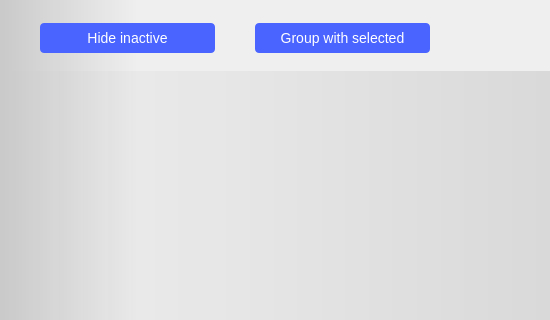
The window that ui/pattern_generator.ui (analogdevicesinc/scopy) describes before a commit, drawn with Qt 5; both pictures show x 0 to 550 and y 0 to 320 of the 1377 by 721 pixel window.
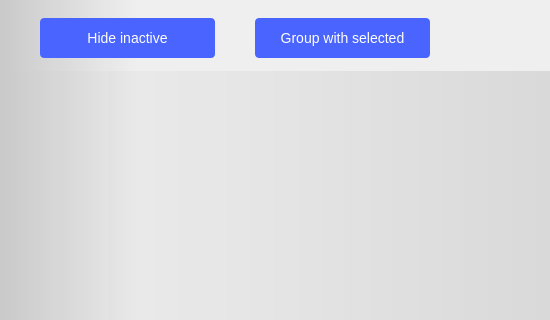
The same window after the commit. Icons and pictures are not drawn. Custom widgets are drawn as their Qt base class.

Commit message: PatternGenerator: adjust the size of the top left buttons

What changed in the file:
```diff
--- a/ui/pattern_generator.ui
+++ b/ui/pattern_generator.ui
@@ -78,6 +78,18 @@
       </property>
       <item>
        <widget class="QPushButton" name="btnHideInactive">
+        <property name="minimumSize">
+         <size>
+          <width>0</width>
+          <height>40</height>
+         </size>
+        </property>
+        <property name="maximumSize">
+         <size>
+          <width>16777215</width>
+          <height>40</height>
+         </size>
+        </property>
         <property name="styleSheet">
          <string notr="true">QPushButton
 {
@@ -111,6 +123,18 @@
       </item>
       <item>
        <widget class="QPushButton" name="btnGroupWithSelected">
+        <property name="minimumSize">
+         <size>
+          <width>0</width>
+          <height>40</height>
+         </size>
+        </property>
+        <property name="maximumSize">
+         <size>
+          <width>16777215</width>
+          <height>40</height>
+         </size>
+        </property>
         <property name="styleSheet">
          <string notr="true">QPushButton{
   width: 175px;
@@ -837,18 +861,18 @@
   </layout>
  </widget>
  <customwidgets>
-  <customwidget>
-   <class>adiscope::MenuAnim</class>
-   <extends>QWidget</extends>
-   <header>menu_anim.hpp</header>
-   <container>1</container>
-  </customwidget>
   <customwidget>
    <class>adiscope::DetachDragZone</class>
    <extends>QWidget</extends>
    <header>detachdragzone.h</header>
    <container>1</container>
   </customwidget>
+  <customwidget>
+   <class>adiscope::MenuAnim</class>
+   <extends>QWidget</extends>
+   <header>menu_anim.hpp</header>
+   <container>1</container>
+  </customwidget>
  </customwidgets>
  <resources/>
  <connections/>
```
Left out of the diff: 10 changed lines with no effect on the pictures.
